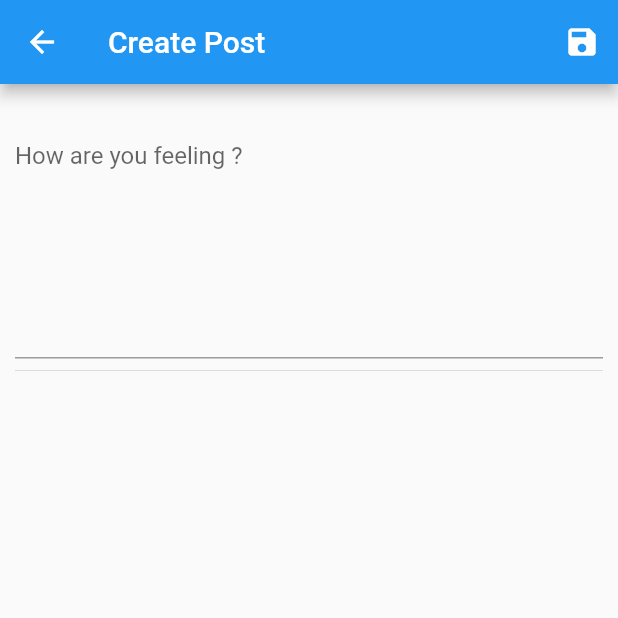
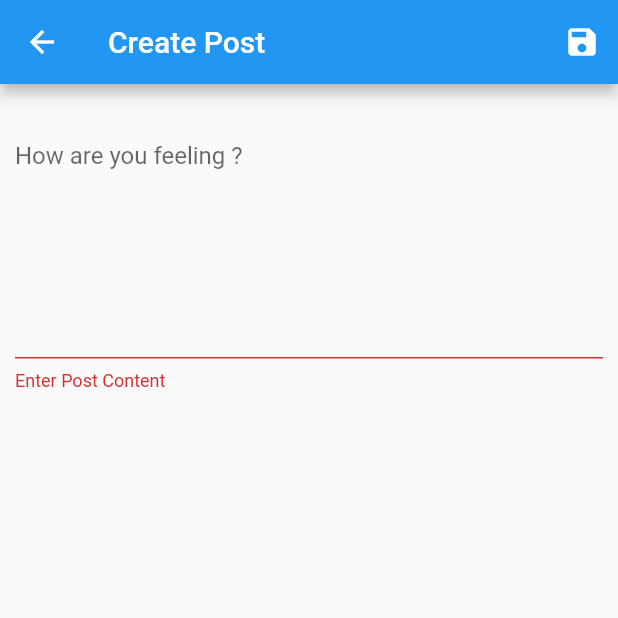
Before and after one commit to Compan-on/Unwind_flutter-frontend, a Flutter app: the CreatePost screen opened directly, after a tap on the "save" icon, on a phone screen of 412 x 824 dp, the top half of it. Run offline on Flutter 3.47's test engine with Material 2 defaults, Android fonts, the phone set to English and light mode, and no system bars; our stand-ins replace firebase_auth, firebase_core, font_awesome_flutter, google_sign_in, multi_select_flutter; accounts and stored records are empty.

Commit message:
create post integrated

```diff
--- a/lib/screens/mainScreens/create_post.dart
+++ b/lib/screens/mainScreens/create_post.dart
@@ -1,4 +1,7 @@
 import "package:flutter/material.dart";
+import "package:provider/provider.dart";
+import "../../providers/post.dart";
+import "../../widgets/alert.dart";
 
 class CreatePost extends StatefulWidget {
   const CreatePost({Key? key}) : super(key: key);
@@ -11,15 +14,53 @@ class _CreatePostState extends State<CreatePost> {
   final _formKey = GlobalKey<FormState>();
   final postController = TextEditingController();
 
+  Map<String, dynamic> postData = {
+    "userID": "rJqzNkAiOAc1bt786Y0z2qGLyT83",
+    "userName": "Shivam Arora",
+    "userAvatar":
+        "https://cdn1.vectorstock.com/i/1000x1000/31/95/user-sign-icon-person-symbol-human-avatar-vector-12693195.jpg",
+    "postContent": ""
+  };
+
+  Future<void> _submitPostHandler(postProvider, postData) async {
+    bool isValid = _formKey.currentState!.validate();
+    FocusScope.of(context).unfocus();
+    if (isValid) {
+      returnAlertValue(
+              context, "Confirm Save", "Do you want to save this post ?")
+          .then((value) async {
+        if (value as bool) {
+          await postProvider.addPost(postData);
+          showMessageAlert(context, "Post Saved Successfully").then((value) {
+            if (value) {
+              Navigator.of(context).pop();
+            }
+          });
+        }
+      });
+    }
+  }
+
   @override
   Widget build(BuildContext context) {
+    return MultiProvider(
+        providers: [
+          ChangeNotifierProvider(create: (ctx) {
+            return Posts();
+          }),
+        ],
+        child: Consumer<Posts>(
+          builder: (ctx, postProvider, child) {
             return GestureDetector(
               onTap: () => FocusManager.instance.primaryFocus?.unfocus(),
               child: Scaffold(
                 appBar: AppBar(
                   title: const Text("Create Post"),
                   actions: [
-            IconButton(onPressed: () {}, icon: Icon(Icons.save)),
+                    IconButton(
+                        onPressed: () =>
+                            _submitPostHandler(postProvider, postData),
+                        icon: const Icon(Icons.save)),
                   ],
                 ),
                 body: SingleChildScrollView(
@@ -27,10 +68,10 @@ class _CreatePostState extends State<CreatePost> {
                     padding: const EdgeInsets.all(10.0),
                     child: Form(
                       key: _formKey,
-              child: Column(
-                children: [
-                  TextFormField(
-                    onChanged: (value) => {},
+                      child: TextFormField(
+                        onChanged: (value) {
+                          postData["postContent"] = value;
+                        },
                         maxLines: 7,
                         controller: postController,
                         decoration: const InputDecoration(
@@ -38,18 +79,18 @@ class _CreatePostState extends State<CreatePost> {
                             alignLabelWithHint: true),
                         validator: (value) {
                           if ((value as String).trim().length < 1) {
-                        return "Enter post content";
+                            return "Enter Post Content";
                           }
                           return null;
                         },
-                  ),
-                  const Divider(),
-                ],
                       ),
                     ),
                   ),
                 ),
               ),
             );
+          },
+          // child: ,
+        ));
   }
 }
--- a/pubspec.yaml
+++ b/pubspec.yaml
@@ -40,6 +40,7 @@ dependencies:
   multi_select_flutter: ^4.0.0
   http: ^0.13.4
   provider: ^6.0.2
+  intl: ^0.17.0
 
   font_awesome_flutter: ^9.2.0
 
```
Also changed, not shown: lib/providers/post.dart (+25 -3 lines), lib/screens/mainScreens/home_screen.dart (+12 -9 lines), lib/screens/navScreens/nav_screen.dart (+5 -4 lines), lib/widgets/alert.dart (added, +44 -0 lines), lib/widgets/post.dart (+36 -0 lines), pubspec.lock. Lines whose indentation alone changed are shown as unchanged.
